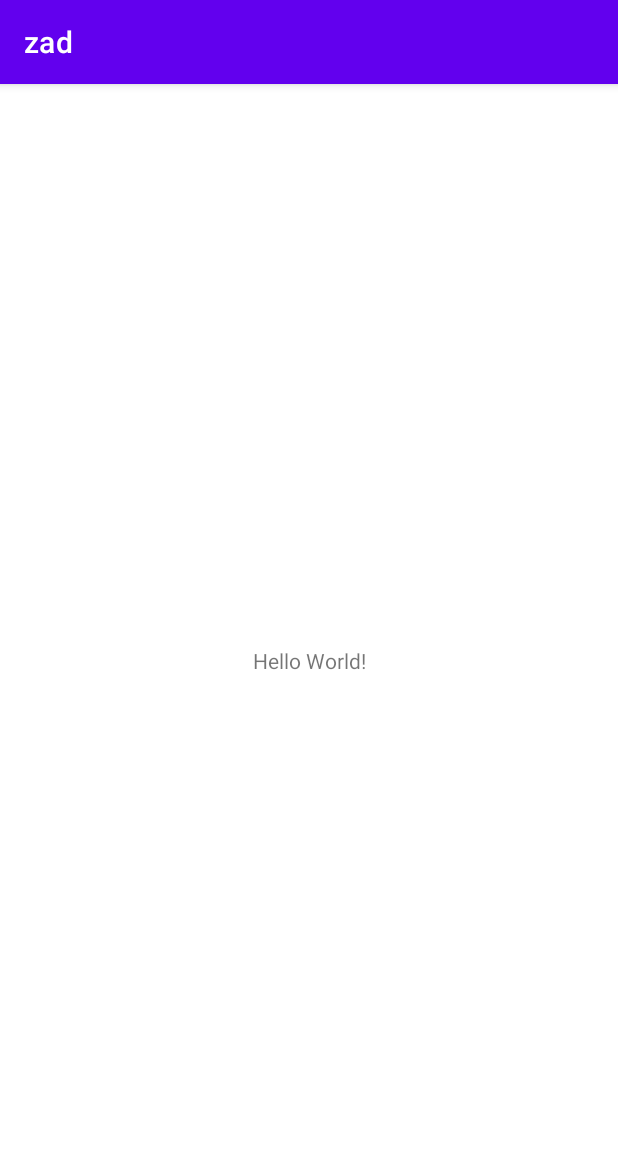
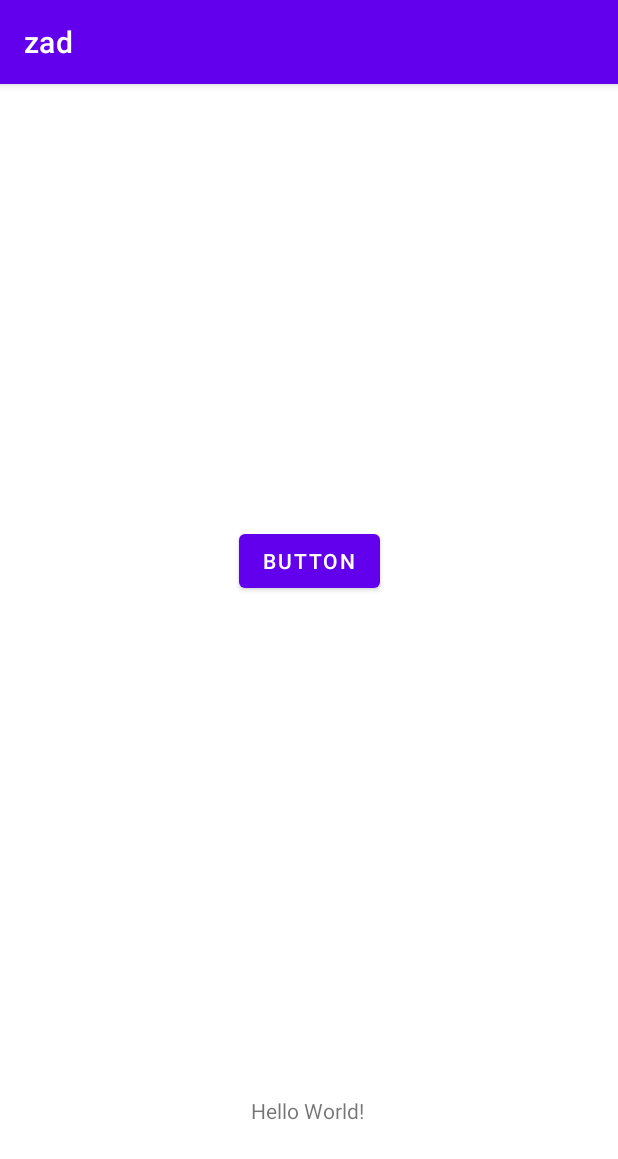
Before and after one commit to anncym21/zad, an Android app: the screen it shows after launch (MainActivity), on a phone screen of 412 x 824 dp. Shown: the top 1159 px of the screen. Run offline under Robolectric (Android 15) with nearby library versions, the phone set to English and light mode, and no system bars.

Commit message:
dodanie przycisku

```diff
--- a/app/src/main/res/layout/activity_main.xml
+++ b/app/src/main/res/layout/activity_main.xml
@@ -11,8 +11,21 @@
         android:layout_height="wrap_content"
         android:text="Hello World!"
         app:layout_constraintBottom_toBottomOf="parent"
+        app:layout_constraintHorizontal_bias="0.498"
         app:layout_constraintLeft_toLeftOf="parent"
         app:layout_constraintRight_toRightOf="parent"
-        app:layout_constraintTop_toTopOf="parent" />
+        app:layout_constraintTop_toTopOf="parent"
+        app:layout_constraintVertical_bias="0.901" />
+
+    <Button
+        android:id="@+id/button"
+        android:layout_width="wrap_content"
+        android:layout_height="wrap_content"
+        android:text="Button"
+        app:layout_constraintBottom_toBottomOf="parent"
+        app:layout_constraintEnd_toEndOf="parent"
+        app:layout_constraintStart_toStartOf="parent"
+        app:layout_constraintTop_toTopOf="parent"
+        app:layout_constraintVertical_bias="0.408" />
 
 </androidx.constraintlayout.widget.ConstraintLayout>
```
